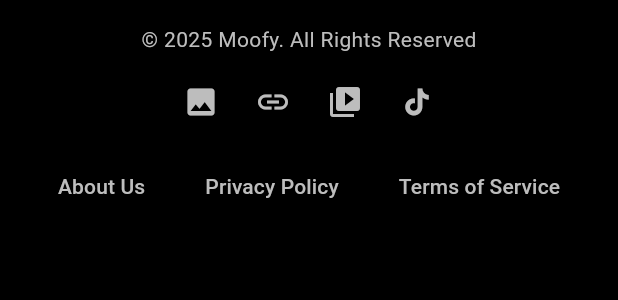
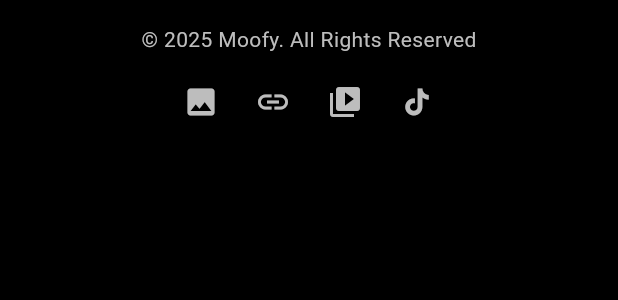
Before and after one commit to daviddprtma/moofy, a Flutter app: the Footer widget shown alone on an empty page, opened directly, on a phone screen of 412 x 824 dp. Shown: the top 300 px of the screen. Run offline on Flutter 3.47's test engine with Material 3 defaults, Android fonts, the phone set to English and light mode, and no system bars; our stand-ins replace carousel_slider, go_router, skeletonizer; network calls fail.

Commit message:
update done

```diff
--- a/lib/widgets/footer.dart
+++ b/lib/widgets/footer.dart
@@ -66,29 +66,6 @@ class Footer extends StatelessWidget {
           SizedBox(
             height: 8,
           ),
-          Wrap(
-            spacing: 16,
-            children: [
-              TextButton(
-                  onPressed: () {},
-                  child: Text(
-                    "About Us",
-                    style: TextStyle(color: Colors.grey[400]),
-                  )),
-                  TextButton(
-                  onPressed: () {},
-                  child: Text(
-                    "Privacy Policy",
-                    style: TextStyle(color: Colors.grey[400]),
-                  )),
-                  TextButton(
-                  onPressed: () {},
-                  child: Text(
-                    "Terms of Service",
-                    style: TextStyle(color: Colors.grey[400]),
-                  ))
-            ],
-          )
         ],
       ),
     );
```
Also changed, not shown: 1 other file.
